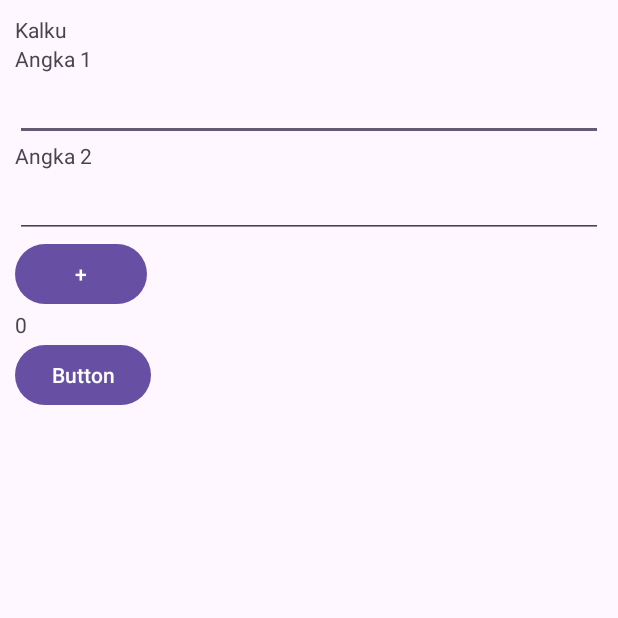
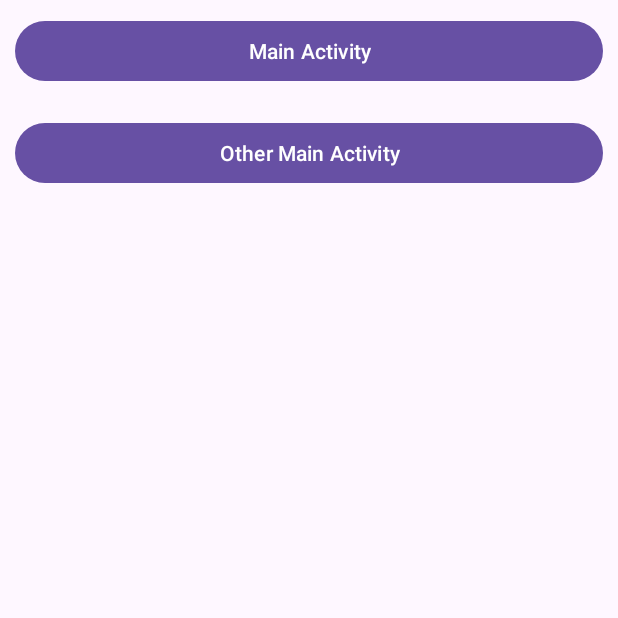
Before and after one commit to fahmihidayah/KalkulatorContoh, an Android app: the screen it shows after launch (MainActivity before the commit, EntryPointActivity after it), on a phone screen of 412 x 824 dp, the top half of it. Run offline under Robolectric (Android 15) with nearby library versions, the phone set to English and light mode, and no system bars; our stand-ins replace data binding.

Commit message:
add other activity

```diff
--- a/app/src/main/AndroidManifest.xml
+++ b/app/src/main/AndroidManifest.xml
@@ -13,14 +13,16 @@
         android:theme="@style/Theme.SimpleOldApp"
         tools:targetApi="31">
         <activity
+            android:name=".MainActivity"
+            android:exported="false" />
+        <activity
             android:name=".OtherMainActivity"
             android:exported="false" />
         <activity
-            android:name=".MainActivity"
+            android:name=".EntryPointActivity"
             android:exported="true">
             <intent-filter>
                 <action android:name="android.intent.action.MAIN" />
-
                 <category android:name="android.intent.category.LAUNCHER" />
             </intent-filter>
         </activity>
--- /dev/null
+++ b/app/src/main/java/com/widsons/simpleoldapp/EntryPointActivity.java
@@ -0,0 +1,31 @@
+package com.widsons.simpleoldapp;
+
+import androidx.appcompat.app.AppCompatActivity;
+import androidx.databinding.DataBindingUtil;
+
+import android.content.Intent;
+import android.os.Bundle;
+
+import com.widsons.simpleoldapp.databinding.ActivityEntryPointBinding;
+
+public class EntryPointActivity extends AppCompatActivity {
+
+    ActivityEntryPointBinding binding;
+
+    @Override
+    protected void onCreate(Bundle savedInstanceState) {
+        super.onCreate(savedInstanceState);
+        binding = DataBindingUtil.setContentView(this, R.layout.activity_entry_point);
+        binding.setActivity(this);
+    }
+
+    public void onClickToMainActivity() {
+        Intent intent = new Intent(this, MainActivity.class);
+        startActivity(intent);
+    }
+
+    public void onClickToOtherMainActivity() {
+        Intent intent = new Intent(this, OtherMainActivity.class);
+        startActivity(intent);
+    }
+}
--- /dev/null
+++ b/app/src/main/res/layout/activity_entry_point.xml
@@ -0,0 +1,33 @@
+<?xml version="1.0" encoding="utf-8"?>
+<layout>
+
+    <data>
+        <variable
+            name="activity"
+            type="com.widsons.simpleoldapp.EntryPointActivity" />
+    </data>
+    <androidx.appcompat.widget.LinearLayoutCompat xmlns:android="http://schemas.android.com/apk/res/android"
+        xmlns:app="http://schemas.android.com/apk/res-auto"
+        xmlns:tools="http://schemas.android.com/tools"
+        android:layout_width="match_parent"
+        android:layout_height="match_parent"
+        android:orientation="vertical"
+        tools:context=".EntryPointActivity">
+
+        <Button
+            android:onClick="@{() -> activity.onClickToMainActivity()}"
+            android:layout_margin="10dp"
+            android:id="@+id/buttonMainActivity"
+            android:layout_width="match_parent"
+            android:layout_height="wrap_content"
+            android:text="Main Activity" />
+
+        <Button
+            android:onClick="@{() -> activity.onClickToOtherMainActivity()}"
+            android:layout_margin="10dp"
+            android:id="@+id/buttonOtherMainActivity"
+            android:layout_width="match_parent"
+            android:layout_height="wrap_content"
+            android:text="Other Main Activity" />
+    </androidx.appcompat.widget.LinearLayoutCompat>
+</layout>
```
Also changed, not shown: app/src/main/java/com/widsons/simpleoldapp/OtherMainActivity.java (+7 -0 lines), app/src/main/res/layout/activity_other_main.xml (+19 -11 lines).
